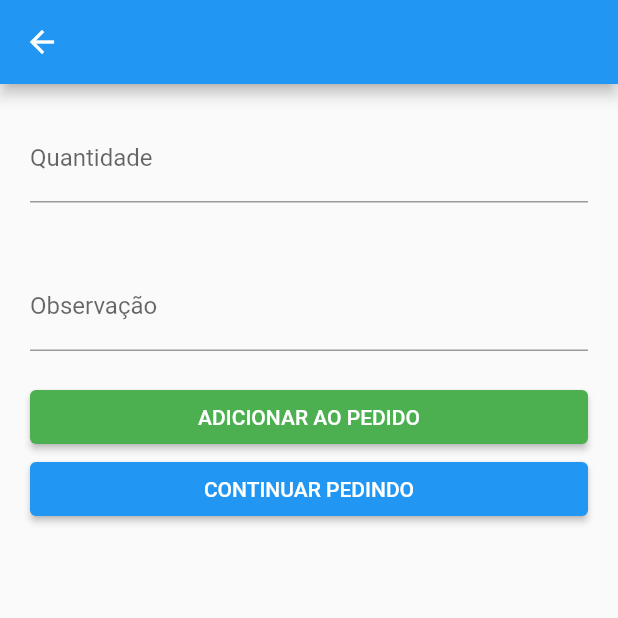
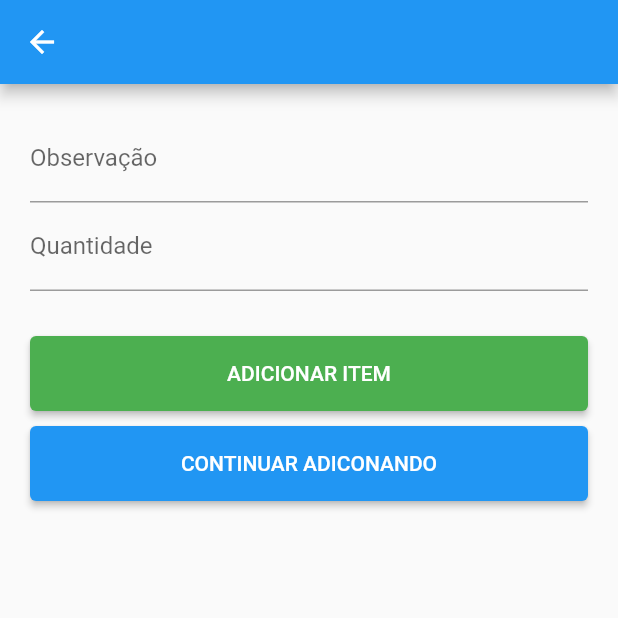
Before and after one commit to vandermnt/mobile-comanda-eletronica, a Flutter app: the AddOrder screen opened directly with empty values, on a phone screen of 412 x 824 dp, the top half of it. Run offline on Flutter 3.47's test engine with Material 2 defaults, Android fonts, the phone set to English and light mode, and no system bars; our stand-ins replace flutter_dotenv; network calls fail.

Commit message:
feat: add order module

```diff
--- a/lib/main.dart
+++ b/lib/main.dart
@@ -90,8 +90,9 @@ class _MyHomePageState extends State<MyHomePage> {
           itemBuilder: (context, index) {
             return ElevatedButton(
               onPressed: () {
-                Navigator.of(context).push(
-                    MaterialPageRoute(builder: (context) => SelectCategory()));
+                Navigator.of(context).push(MaterialPageRoute(
+                    builder: (context) =>
+                        SelectCategory(tableId: tables[index].id)));
               },
               style: ElevatedButton.styleFrom(
                 primary: isAvailable(tables[index].status),
--- a/lib/model/category.dart
+++ b/lib/model/category.dart
@@ -1,8 +1,8 @@
 import 'dart:convert';
 
 class Category {
-  int? id;
-  String? name;
+  int id;
+  String name;
 
   Category(this.id, this.name);
 
--- a/lib/model/table.dart
+++ b/lib/model/table.dart
@@ -1,9 +1,9 @@
 import 'dart:convert';
 
 class Tables {
-  int? id;
-  bool? status;
-  int? number;
+  int id;
+  bool status;
+  int number;
 
   Tables(this.id, this.status, this.number);
 
--- a/lib/pages/order/add_order.dart
+++ b/lib/pages/order/add_order.dart
@@ -1,70 +1,85 @@
 import 'package:flutter/material.dart';
 import 'package:mobile_comanda_eletronica/model/product.dart';
+import 'package:mobile_comanda_eletronica/repositories/OrderRepository.dart';
 
 class AddOrder extends StatefulWidget {
+  final int tableId;
+  final int categoryId;
   final Product product;
 
-  AddOrder({Key? key, required this.product}) : super(key: key);
+  AddOrder(
+      {Key? key,
+      required this.product,
+      required this.categoryId,
+      required this.tableId})
+      : super(key: key);
 
   @override
   State<AddOrder> createState() => _AddOrderState();
 }
 
 class _AddOrderState extends State<AddOrder> {
+  final orderRepository = OrderRepository();
+  final noteController = TextEditingController();
+  final qtdController = TextEditingController();
+
+  @override
+  void dispose() {
+    noteController.dispose();
+    qtdController.dispose();
+    super.dispose();
+  }
+
   @override
   Widget build(BuildContext context) {
     return Scaffold(
       appBar: AppBar(
         title: Text("${widget.product.name}"),
       ),
-      body: Column(
-        crossAxisAlignment: CrossAxisAlignment.start,
-        children: <Widget>[
-          Padding(
-            padding: EdgeInsets.all(20),
-            child: TextFormField(
-              keyboardType: TextInputType.number,
-              decoration: const InputDecoration(
-                border: UnderlineInputBorder(),
-                labelText: 'Quantidade',
+      body: Container(
+        padding: const EdgeInsets.all(20),
+        child: Column(children: [
+          TextFormField(
+            controller: noteController,
+            decoration: const InputDecoration(labelText: "Observação"),
+          ),
+          TextFormField(
+            controller: qtdController,
+            keyboardType: TextInputType.number,
+            decoration: const InputDecoration(labelText: "Quantidade"),
+          ),
+          Container(margin: const EdgeInsets.only(top: 30.0)),
+          ElevatedButton(
+              style: ElevatedButton.styleFrom(
+                primary: Colors.green,
+
+                minimumSize: const Size.fromHeight(50), // NEW
               ),
-            ),
-          ),
-          Padding(
-            padding: EdgeInsets.all(20),
-            child: TextFormField(
-              keyboardType: TextInputType.number,
-              decoration: const InputDecoration(
-                border: UnderlineInputBorder(),
-                labelText: 'Observação',
+              onPressed: () => this.addOrder(),
+              child: const Text("ADICIONAR ITEM")),
+          Container(margin: const EdgeInsets.only(top: 10.0)),
+          ElevatedButton(
+              style: ElevatedButton.styleFrom(
+                minimumSize: const Size.fromHeight(50), // NEW
               ),
-            ),
-          ),
-          Padding(
-              padding: EdgeInsets.symmetric(horizontal: 20, vertical: 0),
-              child: Column(
-                crossAxisAlignment: CrossAxisAlignment.stretch,
-                children: [
-                  ElevatedButton(
-                    style: ElevatedButton.styleFrom(primary: Colors.green),
-                    onPressed: () => print("dwadiaj"),
-                    child: Text("ADICIONAR AO PEDIDO"),
-                  )
-                ],
-              )),
-          Padding(
-              padding: EdgeInsets.symmetric(horizontal: 20, vertical: 0),
-              child: Column(
-                crossAxisAlignment: CrossAxisAlignment.stretch,
-                children: [
-                  ElevatedButton(
-                    onPressed: () => print("dwadiaj"),
-                    child: Text("CONTINUAR PEDINDO"),
-                  )
-                ],
-              )),
-        ],
+              onPressed: () => {print("ADICIONAR ITEM")},
+              child: const Text("CONTINUAR ADICONANDO"))
+        ]),
       ),
     );
   }
+
+  Future addOrder() async {
+    final order = buildOrder();
+    await orderRepository.addItem(order);
+  }
+
+  buildOrder() {
+    return {
+      "tableId": widget.tableId,
+      "productId": widget.product.id,
+      "note": noteController.text,
+      "qtd": qtdController.text
+    };
+  }
 }
--- /dev/null
+++ b/lib/repositories/OrderRepository.dart
@@ -0,0 +1,9 @@
+import 'package:mobile_comanda_eletronica/rest/order_rest.dart';
+
+class OrderRepository {
+  final OrderRest api = OrderRest();
+
+  Future addItem(order) async {
+    return await api.addItem(order);
+  }
+}
--- a/lib/rest/category_rest.dart
+++ b/lib/rest/category_rest.dart
@@ -3,7 +3,7 @@ import 'package:mobile_comanda_eletronica/model/category.dart';
 
 class CategoryRest {
   Future getAll() async {
-    var url = Uri.parse('http://192.168.0.79:3333/categories');
+    var url = Uri.parse('http://192.168.0.102:3333/categories');
     http.Response? response;
 
     try {
--- a/lib/rest/product_rest.dart
+++ b/lib/rest/product_rest.dart
@@ -3,7 +3,7 @@ import 'package:mobile_comanda_eletronica/model/product.dart';
 
 class ProductRest {
   Future getAll() async {
-    var url = Uri.parse('http://192.168.0.79:3333/products');
+    var url = Uri.parse('http://192.168.0.102:3333/products');
     http.Response? response;
 
     try {
--- a/lib/rest/table_rest.dart
+++ b/lib/rest/table_rest.dart
@@ -6,7 +6,7 @@ import '../model/table.dart';
 
 class TableRest {
   Future getAll() async {
-    var url = Uri.parse('http://192.168.0.79:3333/tables');
+    var url = Uri.parse('http://192.168.0.102:3333/tables');
     http.Response? response;
 
     try {
```
Also changed, not shown: lib/model/order.dart (added, +30 -0 lines), lib/pages/order/select_category.dart (+8 -4 lines), lib/pages/order/select_product.dart (+10 -3 lines), lib/rest/order_rest.dart (added, +26 -0 lines).
